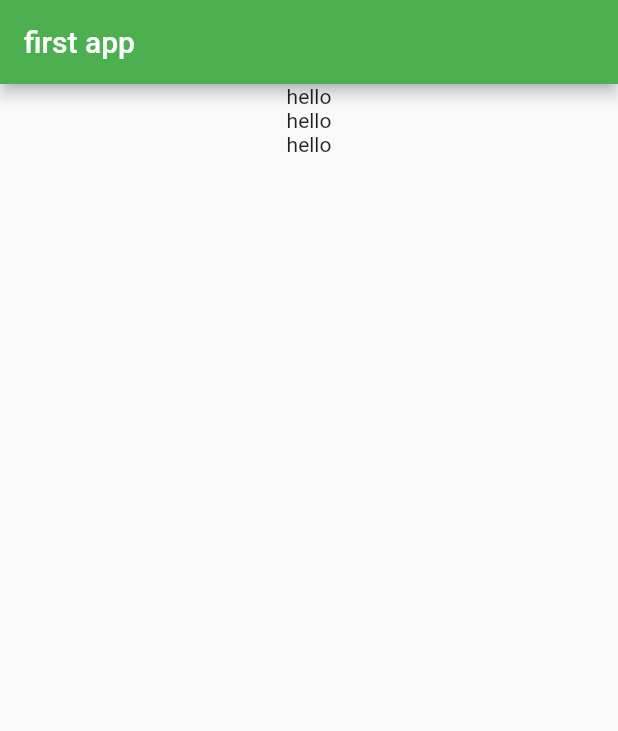
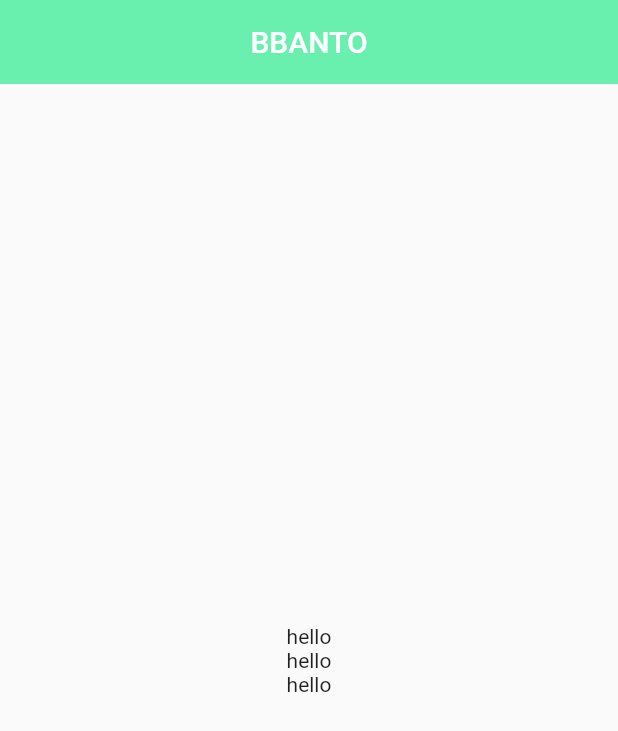
Before and after one commit to myid-hana/flutter_app_2, a Flutter app: the screen it shows after launch, on a phone screen of 412 x 824 dp. Shown: the top 731 px of the screen. Run offline on Flutter 3.47's test engine with Material 2 defaults, Android fonts, the light colour scheme and no system bars.

Commit message:
위젯 정리

```diff
--- a/lib/main.dart
+++ b/lib/main.dart
@@ -20,10 +20,14 @@
   Widget build(BuildContext context) {
     return Scaffold(
       appBar: AppBar(
-        title: Text('first app')
+        title: Text('BBANTO'),
+        centerTitle: true,
+        backgroundColor: Colors.greenAccent,
+        elevation: 0.0,
       ),
-      body: Center(
+      body: Center( //가로축 정렬
         child: Column(
+            mainAxisAlignment: MainAxisAlignment.center, //세로축 정렬
             children: [
               Text('hello'),
               Text('hello'),
@@ -31,6 +35,7 @@
             ],
           ),
       ),
+
     );
   }
 }
```
Lines whose indentation alone changed are shown as unchanged.
